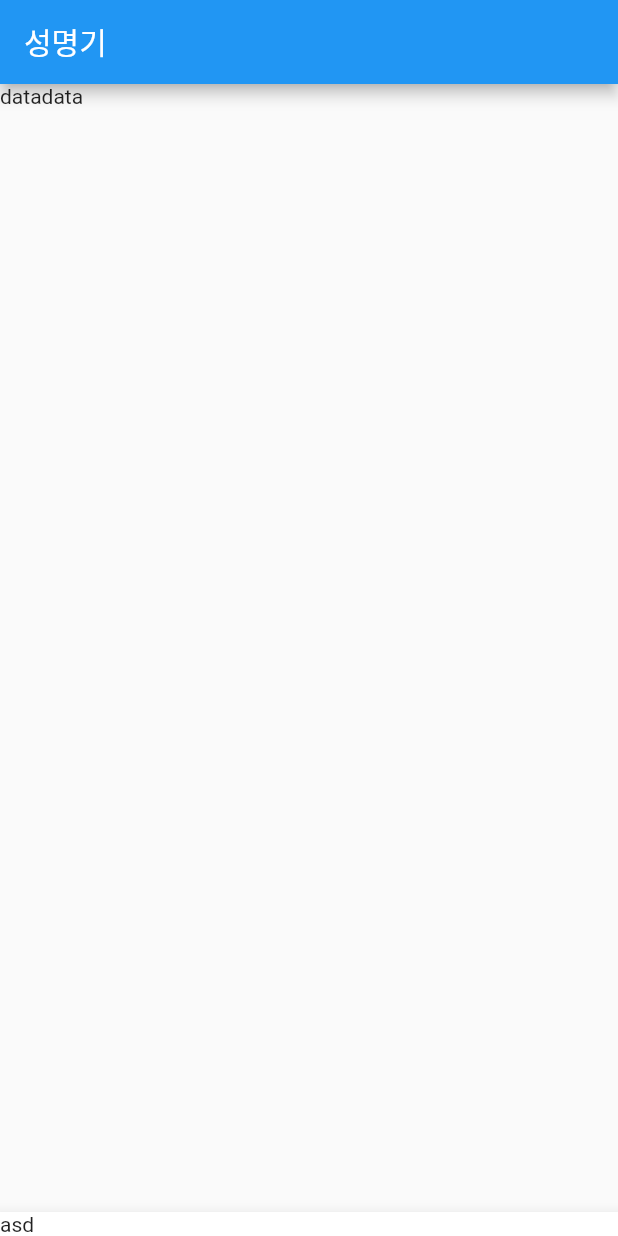
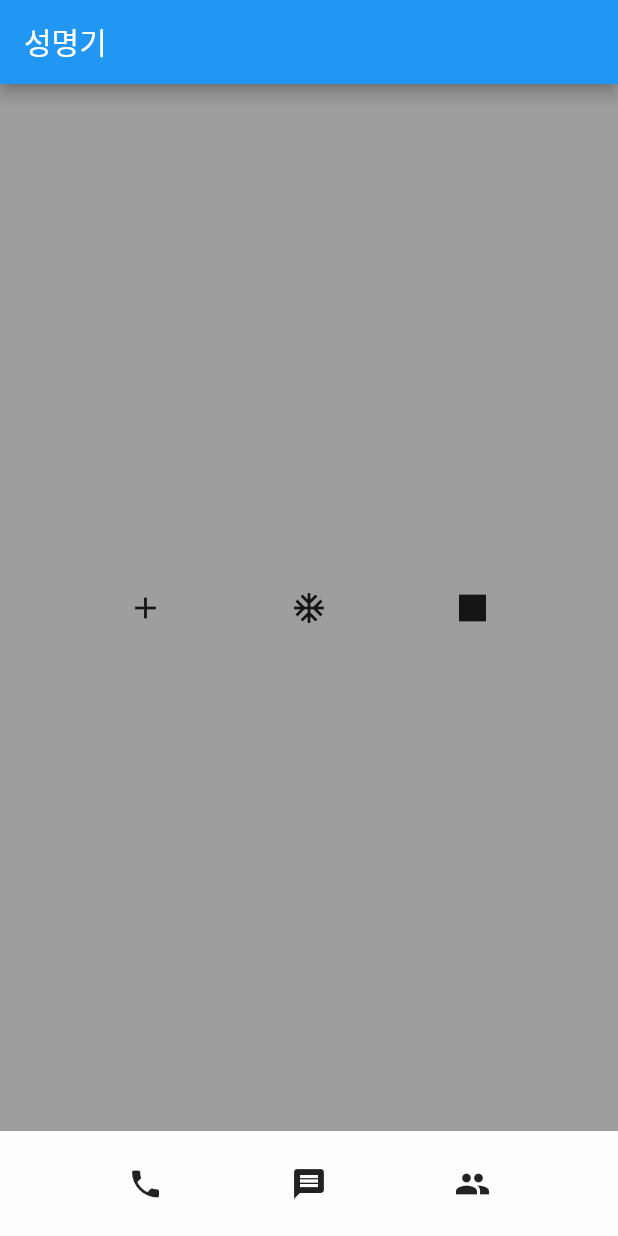
Before and after one commit to josungwoo/flutter_PasswordManager, a Flutter app: the screen it shows after launch, on a phone screen of 412 x 824 dp. Run offline on Flutter 3.47's test engine with Material 2 defaults, Android fonts, the phone set to English and light mode, and no system bars.

Commit message:
bottomappbar

```diff
--- a/lib/main.dart
+++ b/lib/main.dart
@@ -12,8 +12,26 @@ class MyApp extends StatelessWidget {  //여기부터
     return MaterialApp(
       home: Scaffold(
         appBar: AppBar(title: Text('성명기'),),
-        body: Row(children: [Text('data'),Text('data'),],),
-        bottomNavigationBar: BottomAppBar(child: Text("asd"),),
+        body: Container(
+          color: Colors.grey,
+          child: Row(
+            mainAxisAlignment: MainAxisAlignment.spaceEvenly,
+            crossAxisAlignment: CrossAxisAlignment.stretch,
+            children: [Icon(Icons.add),
+              Icon(Icons.ac_unit_sharp),
+              Icon(Icons.square)],
+          ),
+        ),
+        bottomNavigationBar: Container(
+          height: 70,
+          color: Colors.white60,
+          child: Row(
+            mainAxisAlignment: MainAxisAlignment.spaceEvenly,
+            crossAxisAlignment: CrossAxisAlignment.center,
+            children: [Icon(Icons.phone),
+          Icon(Icons.message),
+          Icon(Icons.people)],),
+        ) ,
       ),
     );
 
```
